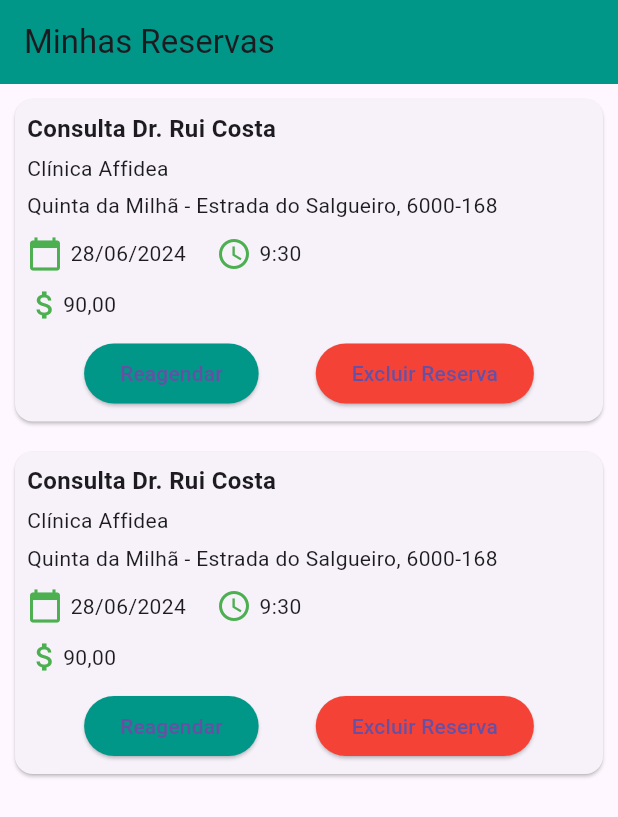
After one commit to Barros7/agendei-frontend-flutter-, a Flutter app: the ReservationScreen screen opened directly, on a phone screen of 412 x 824 dp. The commit adds this screen. Shown: the top 817 px of the screen. Run offline on Flutter 3.47's test engine with Material 3 defaults, Android fonts, the phone set to English and light mode, and no system bars; our stand-ins replace flutter_spinkit, table_calendar.

Commit message:
feat: created reservation screen

```diff
--- /dev/null
+++ b/lib/reservation/reservetion.dart
@@ -0,0 +1,77 @@
+import 'package:flutter/material.dart';
+
+void main() {
+  runApp(MaterialApp(home: ReservationScreen()));
+}
+
+class ReservationScreen extends StatelessWidget {
+  @override
+  Widget build(BuildContext context) {
+    return Scaffold(
+      appBar: AppBar(
+        title: Text('Minhas Reservas'),
+        backgroundColor: Colors.teal,
+      ),
+      body: ListView.builder(
+        itemCount: 2,  // Simulating two reservations
+        itemBuilder: (context, index) {
+          return Card(
+            margin: EdgeInsets.all(10),
+            child: Padding(
+              padding: const EdgeInsets.all(8.0),
+              child: Column(
+                crossAxisAlignment: CrossAxisAlignment.start,
+                children: <Widget>[
+                  Text('Consulta Dr. Rui Costa', style: TextStyle(fontSize: 16, fontWeight: FontWeight.bold)),
+                  SizedBox(height: 5),
+                  Text('Clínica Affidea'),
+                  SizedBox(height: 5),
+                  Text('Quinta da Milhã - Estrada do Salgueiro, 6000-168'),
+                  SizedBox(height: 10),
+                  Row(
+                    children: [
+                      Icon(Icons.calendar_today, color: Colors.green),
+                      SizedBox(width: 5),
+                      Text('28/06/2024'),
+                      SizedBox(width: 20),
+                      Icon(Icons.access_time, color: Colors.green),
+                      SizedBox(width: 5),
+                      Text('9:30'),
+                    ],
+                  ),
+                  SizedBox(height: 10),
+                  Row(
+                    children: [
+                      Icon(Icons.attach_money, color: Colors.green),
+                      Text('90,00'),
+                    ],
+                  ),
+                  SizedBox(height: 10),
+                  Row(
+                    mainAxisAlignment: MainAxisAlignment.spaceEvenly,
+                    children: [
+                      ElevatedButton(
+                        onPressed: () {},
+                        child: Text('Reagendar'),
+                        style: ElevatedButton.styleFrom(
+                          backgroundColor: Colors.teal,
+                        ),
+                      ),
+                      ElevatedButton(
+                        onPressed: () {},
+                        child: Text('Excluir Reserva'),
+                        style: ElevatedButton.styleFrom(
+                          backgroundColor: Colors.red,
+                        ),
+                      ),
+                    ],
+                  )
+                ],
+              ),
+            ),
+          );
+        },
+      ),
+    );
+  }
+}
```
Also changed, not shown: lib/main.dart (line endings or trailing spaces).
